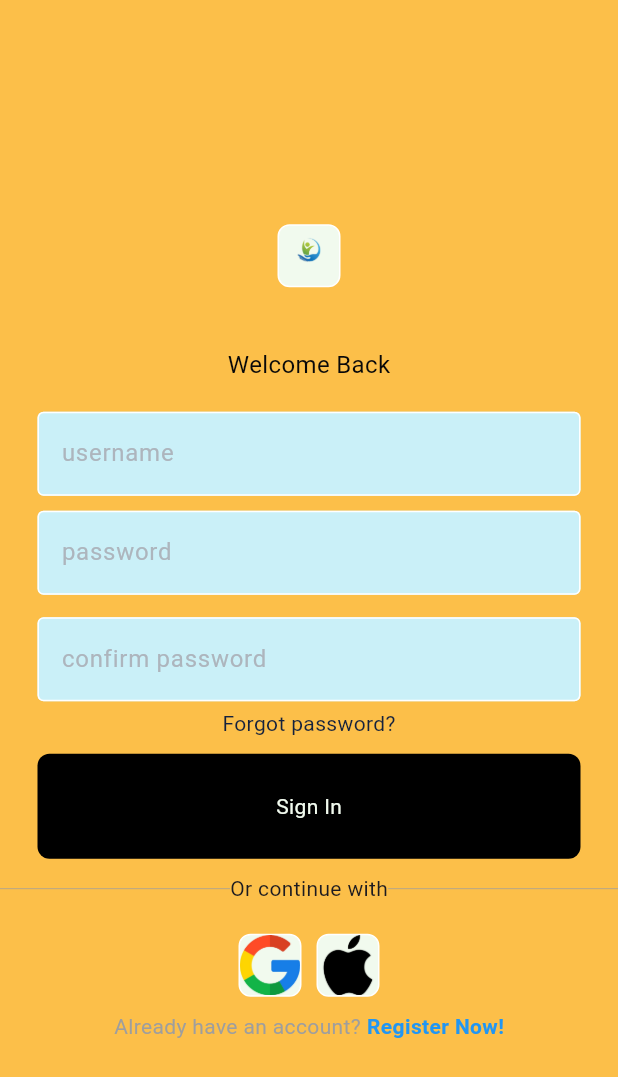
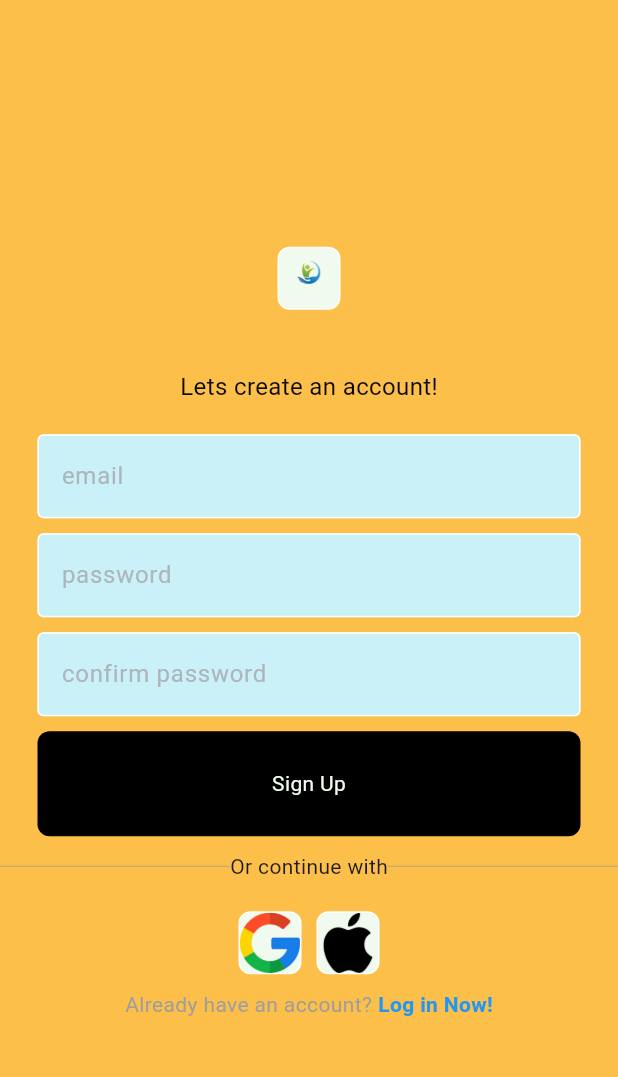
Before and after one commit to eushaahmed08/Aid-Able, a Flutter app: the screen it shows after launch, after a tap on "Register Now!", on a phone screen of 412 x 824 dp. Shown: the top 1077 px of the screen. Run offline on Flutter 3.47's test engine with Material 3 defaults, Android fonts, the phone set to English and light mode, and no system bars; our stand-ins replace firebase_auth, firebase_core; accounts and stored records are empty; network calls fail.

Commit message:
can now register new user

```diff
--- a/lib/components/my_button.dart
+++ b/lib/components/my_button.dart
@@ -2,7 +2,8 @@ import 'package:flutter/material.dart';
 
 class MyButton extends StatelessWidget {
   final Function()? onTap;
-  const MyButton({super.key, required this.onTap});
+  final String text;
+  const MyButton({super.key, required this.onTap,required this.text});
 
   @override
   Widget build(BuildContext context) {
@@ -15,10 +16,10 @@ class MyButton extends StatelessWidget {
           color: const Color(0xFF000000),
           borderRadius: BorderRadius.circular(8),
         ),
-        child: const Center(
+        child: Center(
             child: Text(
-          "Sign In",
-          style: TextStyle(color: Color(0xFFf1faee)),
+          text,
+          style: const TextStyle(color: Color(0xFFf1faee)),
         )),
       ),
     );
--- a/lib/pages/login_page.dart
+++ b/lib/pages/login_page.dart
@@ -97,7 +97,7 @@ class _LoginPageState extends State<LoginPage> {
                 //username
                 MyTextFeild(
                   controller: emailController,
-                  hintText: 'username',
+                  hintText: 'email',
                   obscureText: false,
                 ),
 
@@ -123,6 +123,7 @@ class _LoginPageState extends State<LoginPage> {
 
                 //sign in button
                 MyButton(
+                  text: "Sign In",
                   onTap: signUserIn,
                 ),
 
--- a/lib/pages/register_page.dart
+++ b/lib/pages/register_page.dart
@@ -16,16 +16,12 @@ class _RegisterPageState extends State<RegisterPage> {
   final emailController = TextEditingController();
 
   final passwordController = TextEditingController();
-
-
+  final confirmPasswordController = TextEditingController();
 
   //sign user up method
 
   void signUserUp() async {
-
-
     // show loading screen
-
 
     showDialog(
         context: context,
@@ -37,10 +33,17 @@ class _RegisterPageState extends State<RegisterPage> {
 
     //try creating the user
     try {
-      await FirebaseAuth.instance.signInWithEmailAndPassword(
-        email: emailController.text,
-        password: passwordController.text,
-      );
+      //check if pass is confirmed
+
+      if (passwordController.text == confirmPasswordController.text) {
+        await FirebaseAuth.instance.createUserWithEmailAndPassword(
+          email: emailController.text,
+          password: passwordController.text,
+        );
+      } else {
+        //show error if pass wont match
+        showErrorMessage("Passwords dont match");
+      }
 
       //pop the loading circle
       // ignore: use_build_context_synchronously
@@ -91,8 +94,9 @@ class _RegisterPageState extends State<RegisterPage> {
 
                 const SizedBox(height: 40),
 
+                //lets create an account
                 const Text(
-                  'Welcome Back',
+                  'Lets create an account!',
                   style: TextStyle(
                     color: Color.fromARGB(255, 9, 9, 9),
                     fontSize: 16,
@@ -104,7 +108,7 @@ class _RegisterPageState extends State<RegisterPage> {
                 //username
                 MyTextFeild(
                   controller: emailController,
-                  hintText: 'username',
+                  hintText: 'email',
                   obscureText: false,
                 ),
 
@@ -117,30 +121,24 @@ class _RegisterPageState extends State<RegisterPage> {
                   obscureText: true,
                 ),
 
-                const SizedBox(height: 5),
+
 
                 const SizedBox(height: 10),
 
                 //confirm password
                 MyTextFeild(
-                  controller: passwordController,
+                  controller:confirmPasswordController,
                   hintText: 'confirm password',
                   obscureText: true,
                 ),
 
-                const SizedBox(height: 5),
+                const SizedBox(height: 10),
 
-                //forgot pass
 
-                const Text(
-                  'Forgot password?',
-                  style: TextStyle(color: Color(0xFF14213d)),
-                ),
-
-                const SizedBox(height: 10),
 
                 //sign up button
                 MyButton(
+                  text: "Sign Up",
                   onTap: signUserUp,
                 ),
 
@@ -184,7 +182,7 @@ class _RegisterPageState extends State<RegisterPage> {
                 const SizedBox(height: 10),
 
                 //not a memeber register now
-                 Row(
+                Row(
                   mainAxisAlignment: MainAxisAlignment.center,
                   children: [
                     const Text(
@@ -192,10 +190,10 @@ class _RegisterPageState extends State<RegisterPage> {
                       style: TextStyle(color: Colors.grey),
                     ),
                     const SizedBox(width: 4),
-                      GestureDetector(
+                    GestureDetector(
                       onTap: widget.onTap,
                       child: const Text(
-                        'Register Now!',
+                        'Log in Now!',
                         style: TextStyle(
                           color: Colors.blue,
                           fontWeight: FontWeight.bold,
```
